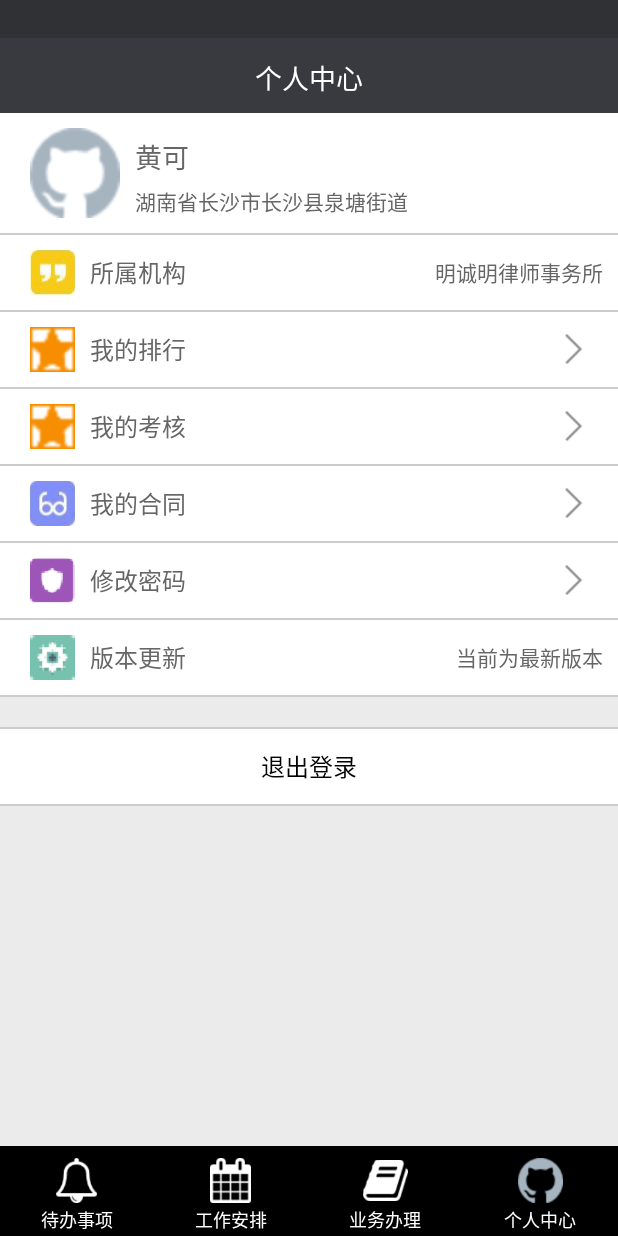
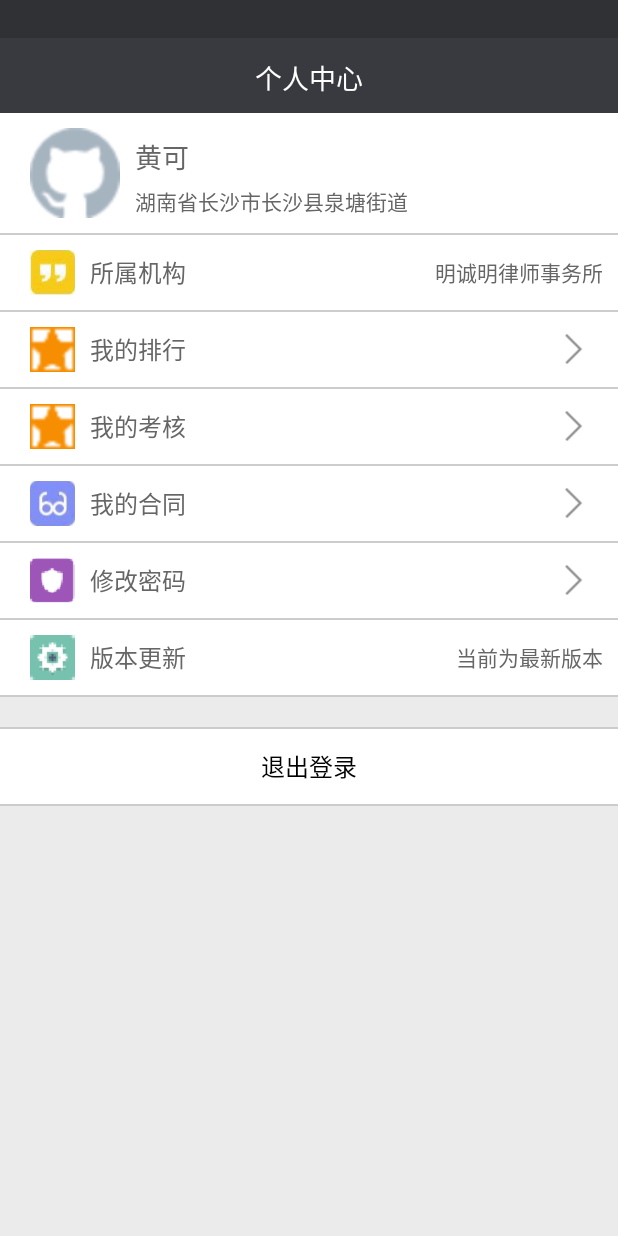
Before and after one commit to SliD007/Counselor2, an Android app: the layout fragment_personal.xml on its own in the app's theme, with its tools: preview values and no code run, on a phone screen of 412 x 824 dp. Run offline under Robolectric (Android 15) with nearby library versions, the phone set to English and light mode, and no system bars.

Commit message:
ListView

```diff
--- a/app/src/main/java/test/example/com/counselor/view/MainActivity.java
+++ b/app/src/main/java/test/example/com/counselor/view/MainActivity.java
@@ -14,6 +14,7 @@ import butterknife.OnClick;
 import test.example.com.counselor.R;
 import test.example.com.counselor.base.BaseActivity;
 import test.example.com.counselor.view.backlog.BacklogFragment;
+import test.example.com.counselor.view.personal.PersonalFragment;
 import test.example.com.counselor.view.schedule.ScheduleFragment;
 import test.example.com.counselor.view.service.ServiceFragment;
 
@@ -43,6 +44,7 @@ public class MainActivity extends BaseActivity {
     BacklogFragment mBacklogFragment;
     ScheduleFragment mScheduleFragment;
     ServiceFragment mServiceFragment;
+    PersonalFragment mPersonalFragment;
     private FragmentManager fragmentManager;
     private FragmentTransaction fragmentTransaction;
     @Override
@@ -70,6 +72,7 @@ public class MainActivity extends BaseActivity {
         fragmentTransaction = fragmentManager.beginTransaction();
         switch (view.getId()) {
             case R.id.buttomRl1:
+                fragmentTransaction.replace(R.id.mainFL,mBacklogFragment);
                 break;
             case R.id.buttomRl2:
                 buttomTv2.setTextColor(Color.rgb(1, 160, 243));
@@ -86,6 +89,11 @@ public class MainActivity extends BaseActivity {
                 fragmentTransaction.replace(R.id.mainFL,mServiceFragment);
                 break;
             case R.id.buttomRl4:
+                buttomTv4.setTextColor(Color.rgb(1, 160, 243));
+                if(mPersonalFragment==null){
+                    mPersonalFragment = new PersonalFragment();
+                }
+                fragmentTransaction.replace(R.id.mainFL,mPersonalFragment);
                 break;
             default:
                 break;
--- /dev/null
+++ b/app/src/main/java/test/example/com/counselor/view/personal/PersonalFragment.java
@@ -0,0 +1,49 @@
+package test.example.com.counselor.view.personal;
+
+import android.os.Bundle;
+import android.view.LayoutInflater;
+import android.view.View;
+import android.view.ViewGroup;
+
+import butterknife.ButterKnife;
+import test.example.com.counselor.R;
+import test.example.com.counselor.base.BaseFragment;
+
+/**
+ * Created by Sli.D on 2017/12/20.
+ */
+
+public class PersonalFragment extends BaseFragment {
+
+    @Override
+    protected int getFragmentLayoutId() {
+        return R.layout.fragment_personal;
+    }
+
+    @Override
+    protected void initViews() {
+    }
+
+    @Override
+    protected void initPresenter() {
+
+    }
+
+    @Override
+    protected void initEvents() {
+
+    }
+
+    @Override
+    protected void initDatas() {
+
+    }
+
+    @Override
+    public View onCreateView(LayoutInflater inflater, ViewGroup container, Bundle savedInstanceState) {
+        // TODO: inflate a fragment view
+        View rootView = super.onCreateView(inflater, container, savedInstanceState);
+        ButterKnife.bind(this, rootView);
+        return rootView;
+    }
+}
--- a/app/src/main/res/layout/activity_personal.xml
+++ b/app/src/main/res/layout/fragment_personal.xml
@@ -18,25 +18,10 @@
             style="@style/text_titleBarCenter" />
     </RelativeLayout>
 
-    <RelativeLayout
-        android:id="@+id/bottomBarRl"
-        android:layout_width="match_parent"
-        android:layout_height="wrap_content"
-        android:layout_alignParentBottom="true"
-        android:layout_alignParentLeft="true"
-        android:layout_alignParentStart="true">
-        <include
-            android:id="@+id/bottomBar"
-            layout="@layout/buttom_bar">
-
-        </include>
-    </RelativeLayout>
-
     <ScrollView
         android:layout_width="match_parent"
         android:layout_height="match_parent"
         android:layout_below="@id/titlelBarRl"
-        android:layout_above="@id/bottomBarRl"
         android:background="#EBEBEB">
         <LinearLayout
             android:layout_width="match_parent"
```
